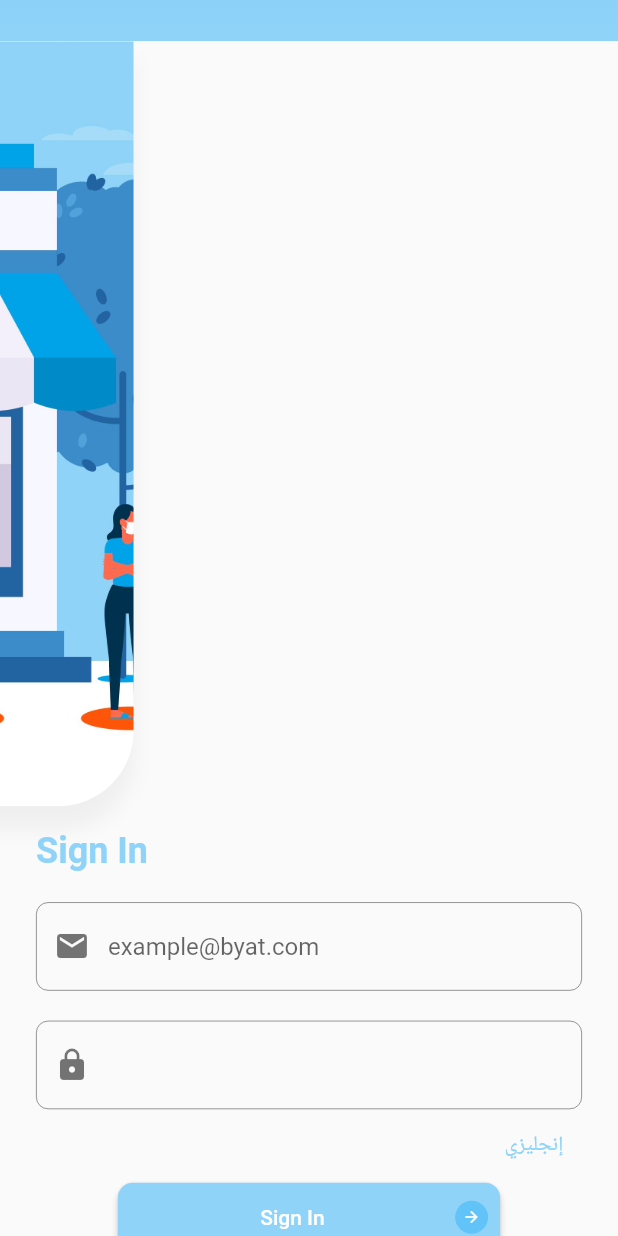
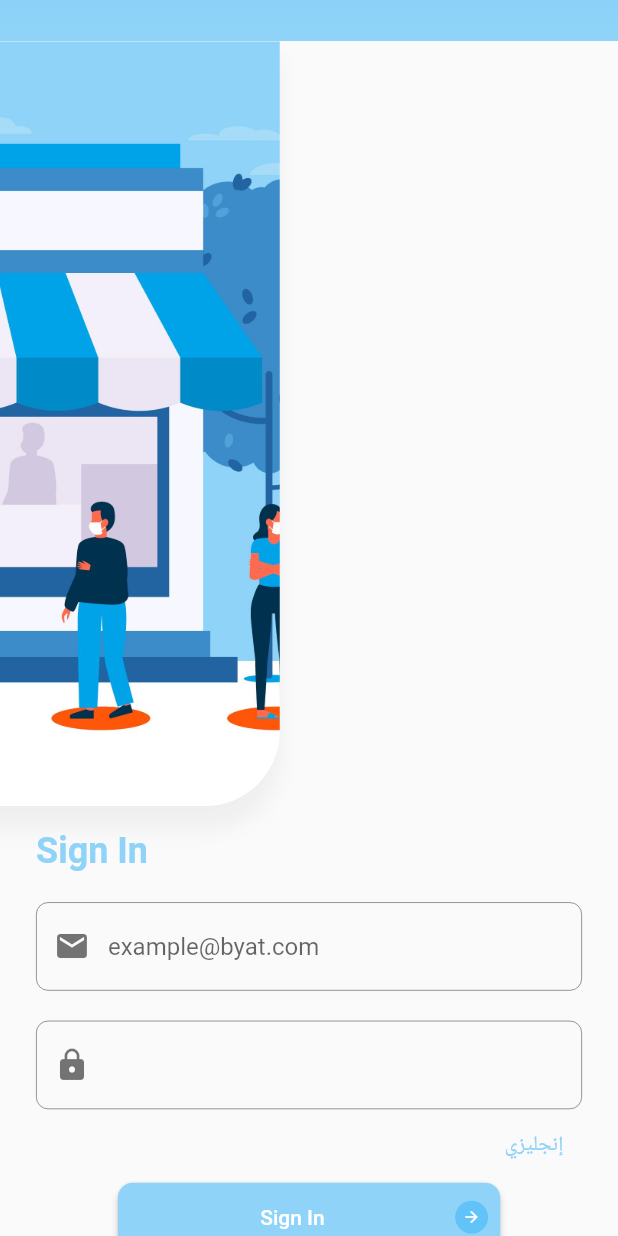
Before and after one commit to hammadparveez/byat_flutter, a Flutter app: the screen it shows after launch, scrolled down 576 dp, on a phone screen of 412 x 824 dp. Run offline on Flutter 3.47's test engine with Material 2 defaults, Android fonts, the phone set to English and light mode, and no system bars; our stand-ins replace easy_localization, firebase_auth, firebase_core, infinite_scroll_pagination, nested, shared_preferences and 1 more; accounts and stored records are empty.

Commit message:
fixed animation on login screen

```diff
--- a/lib/provider/search_provider.dart
+++ b/lib/provider/search_provider.dart
@@ -10,7 +10,6 @@ class SearchProvider extends ChangeNotifier {
   TextEditingController? searchController;
   FocusNode? searchFocusNode;
 
-
   List<String> searchedHistory = [];
   bool isSearching = false;
   final savedHistoryMaxLength = 12;
@@ -19,8 +18,10 @@ class SearchProvider extends ChangeNotifier {
   void update(FilterProvider provider) => filterProvider = provider;
 
   bool get hasFocus => searchFocusNode?.hasFocus ?? false;
+  void unfocusField() => searchFocusNode?.unfocus();
+  void focus() => searchFocusNode?.requestFocus();
   String? get text => searchController?.text;
-
+  void clearText()  => searchController?.clear();
 
   toggleSearch() {
     isSearching = !isSearching;
--- a/lib/routes.dart
+++ b/lib/routes.dart
@@ -6,7 +6,6 @@ import 'package:byat_flutter/ui/user_detail/user_detail.dart';
 import 'package:flutter/material.dart';
 
 class ByatRoute {
-  static final navigatorKey = GlobalKey<NavigatorState>();
   static const main = '/main';
   static const home = '/home';
 
@@ -17,13 +16,16 @@ class ByatRoute {
       case main:
         return _pageWrapper(const LoginUI());
       case home:
-        return _pageWrapper(const BottomNavigationUI());
+        return _pageWrapper(
+          const BottomNavigationUI(),
+        );
 
       case userDetail:
-        return _pageWrapper(const UserDetailUI());
+        return _pageWrapper(const UserDetailUI(), settings: settings);
     }
   }
 
-  static MaterialPageRoute _pageWrapper(Widget screen) =>
-      MaterialPageRoute(builder: (_) => screen);
+  static MaterialPageRoute _pageWrapper(Widget screen,
+          {RouteSettings? settings}) =>
+      MaterialPageRoute(builder: (_) => screen, settings: settings);
 }
--- a/lib/ui/app/byat_app.dart
+++ b/lib/ui/app/byat_app.dart
@@ -8,13 +8,14 @@ import 'package:byat_flutter/routes.dart';
 import 'package:byat_flutter/util/colors.dart';
 import 'package:easy_localization/easy_localization.dart';
 import 'package:flutter/material.dart';
+import 'package:nested/nested.dart';
 import 'package:provider/provider.dart';
 
 class ByatApp extends StatelessWidget {
   ByatApp({super.key});
   final localePath = 'assets/translations';
 
-  static const _textTheme =  TextTheme(headline5: ByatStyles.heading5);
+  static const _textTheme = TextTheme(headline5: ByatStyles.heading5);
 
   final lightTheme = ThemeData(
     indicatorColor: ByatColors.primaryDark,
@@ -26,7 +27,6 @@ class ByatApp extends StatelessWidget {
   );
 
   final darkTheme = ThemeData(
-    // cardColor: ByatColors.primary,
       indicatorColor: ByatColors.white,
       colorScheme: const ColorScheme.dark(
         onPrimary: ByatColors.white,
@@ -34,21 +34,11 @@ class ByatApp extends StatelessWidget {
         surface: ByatColors.primary,
         secondary: ByatColors.white,
       ),
-    textTheme: _textTheme
-  );
+      textTheme: _textTheme);
   @override
   Widget build(BuildContext context) {
     return MultiProvider(
-      providers: [
-        Provider(create: (_) => LocaleProvider()),
-        ChangeNotifierProvider(create: (ctx) => ThemeProvider()),
-        ChangeNotifierProvider(create: (_) => AuthProvider()),
-        ChangeNotifierProvider(create: (_) => FilterProvider()),
-        ChangeNotifierProxyProvider<FilterProvider, SearchProvider>(
-            create: (_) => SearchProvider(),
-            update: (_, filterProvider, searchProvider) =>
-                searchProvider!..update(filterProvider)),
-      ],
+      providers: _getProviders(),
       child: EasyLocalization(
         supportedLocales: const [Locale('en'), Locale('ar')],
         path: localePath,
@@ -63,13 +53,24 @@ class ByatApp extends StatelessWidget {
             themeMode: context.watch<ThemeProvider>().themeMode,
             darkTheme: darkTheme,
             theme: lightTheme,
-
             onGenerateRoute: ByatRoute.onGenerateRoute,
             initialRoute: ByatRoute.main,
-            navigatorKey: ByatRoute.navigatorKey,
           );
         }),
       ),
     );
   }
+
+  List<SingleChildWidget> _getProviders() {
+    return [
+      Provider(create: (_) => LocaleProvider()),
+      ChangeNotifierProvider(create: (ctx) => ThemeProvider()),
+      ChangeNotifierProvider(create: (_) => AuthProvider()),
+      ChangeNotifierProvider(create: (_) => FilterProvider()),
+      ChangeNotifierProxyProvider<FilterProvider, SearchProvider>(
+          create: (_) => SearchProvider(),
+          update: (_, filterProvider, searchProvider) =>
+              searchProvider!..update(filterProvider)),
+    ];
   }
+}
--- a/lib/ui/auth/login.dart
+++ b/lib/ui/auth/login.dart
@@ -7,11 +7,12 @@ import 'package:byat_flutter/ui/base_widiget/loader_dialog.dart';
 import 'package:byat_flutter/ui/base_widiget/message_dialog.dart';
 import 'package:byat_flutter/ui/base_widiget/text_field.dart';
 import 'package:byat_flutter/util/colors.dart';
-
+import 'package:byat_flutter/util/extensions.dart';
 import 'package:flutter/material.dart';
 
 import 'package:easy_localization/easy_localization.dart';
 import 'package:provider/provider.dart';
+import 'package:simple_animations/simple_animations.dart';
 
 class LoginUI extends StatefulWidget {
   const LoginUI({super.key});
@@ -179,17 +180,20 @@ class _AnimatedImageContainer extends StatelessWidget {
 
   @override
   Widget build(BuildContext context) {
-    final deviceWidth = MediaQuery.of(context).size.width;
-    return TweenAnimationBuilder(
-        tween: Tween(begin: -deviceWidth, end: 0.0),
+    return LayoutBuilder(builder: (context, constraints) {
+      return Align(
+        alignment: Alignment.topCenter,
+        child: TweenAnimationBuilder(
+            tween: Tween(begin: -context.deviceWidth, end: 0.0),
             duration: const Duration(milliseconds: 300),
             builder: (context, value, child) {
               return AnimatedContainer(
+                duration: const Duration(milliseconds: 300),
                 curve: Curves.decelerate,
-            transform: Matrix4.identity()..translate(value, 0),
-            duration: const Duration(milliseconds: 800),
+                transform: Matrix4.identity()..translate(value, .0),
                 clipBehavior: Clip.antiAlias,
                 width: double.infinity,
+                height: constraints.maxHeight,
                 decoration: BoxDecoration(
                   boxShadow: [
                     BoxShadow(
@@ -198,12 +202,15 @@ class _AnimatedImageContainer extends StatelessWidget {
                         blurRadius: 10,
                         spreadRadius: 0.5)
                   ],
-              borderRadius: BorderRadius.only(bottomRight: Radius.circular(50)),
-              image: DecorationImage(
+                  borderRadius:
+                      const BorderRadius.only(bottomRight: Radius.circular(50)),
+                  image: const DecorationImage(
                       fit: BoxFit.cover,
                       image: AssetImage('assets/images/home.jpg')),
                 ),
               );
+            }),
+      );
     });
   }
 }
--- a/lib/ui/base_widiget/text_field.dart
+++ b/lib/ui/base_widiget/text_field.dart
@@ -2,7 +2,7 @@ import 'package:byat_flutter/util/colors.dart';
 import 'package:flutter/material.dart';
 
 class ByatTextField extends StatelessWidget {
-  ByatTextField({
+  const ByatTextField({
     Key? key,
     this.controller,
     this.focusNode,
@@ -14,10 +14,12 @@ class ByatTextField extends StatelessWidget {
     this.cursorColor,
     this.hintText,
     this.border,
+    this.onEditingComplete,
     this.isPassword = false,
     this.showBorder = true,
   }) : super(key: key);
 
+  final Function()? onEditingComplete;
   final TextEditingController? controller;
   final FocusNode? focusNode;
   final Widget? prefixIcon, suffixIcon;
@@ -41,6 +43,7 @@ class ByatTextField extends StatelessWidget {
     return TextFormField(
       controller: controller,
       focusNode: focusNode,
+      onEditingComplete: onEditingComplete,
       textAlignVertical: TextAlignVertical.center,
       obscureText: isPassword,
       style: TextStyle(color: textColor),
```
Also changed, not shown: lib/ui/home/components/animated_search_bar.dart (+47 -36 lines), lib/ui/home/components/filter_sheet.dart (+7 -9 lines), lib/ui/home/components/saved_searches.dart (+12 -11 lines), lib/ui/home/components/users_listview.dart (+10 -5 lines), lib/ui/home/home.dart (+30 -26 lines), lib/ui/user_detail/user_detail.dart (+34 -1 lines). Lines whose indentation alone changed are shown as unchanged.
